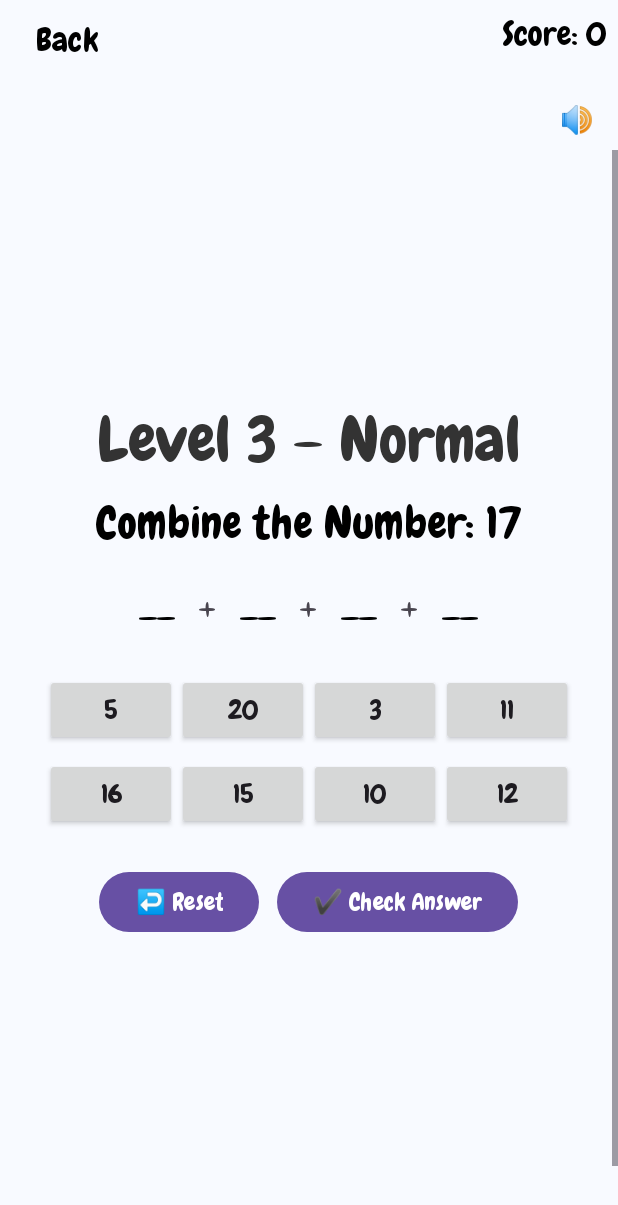
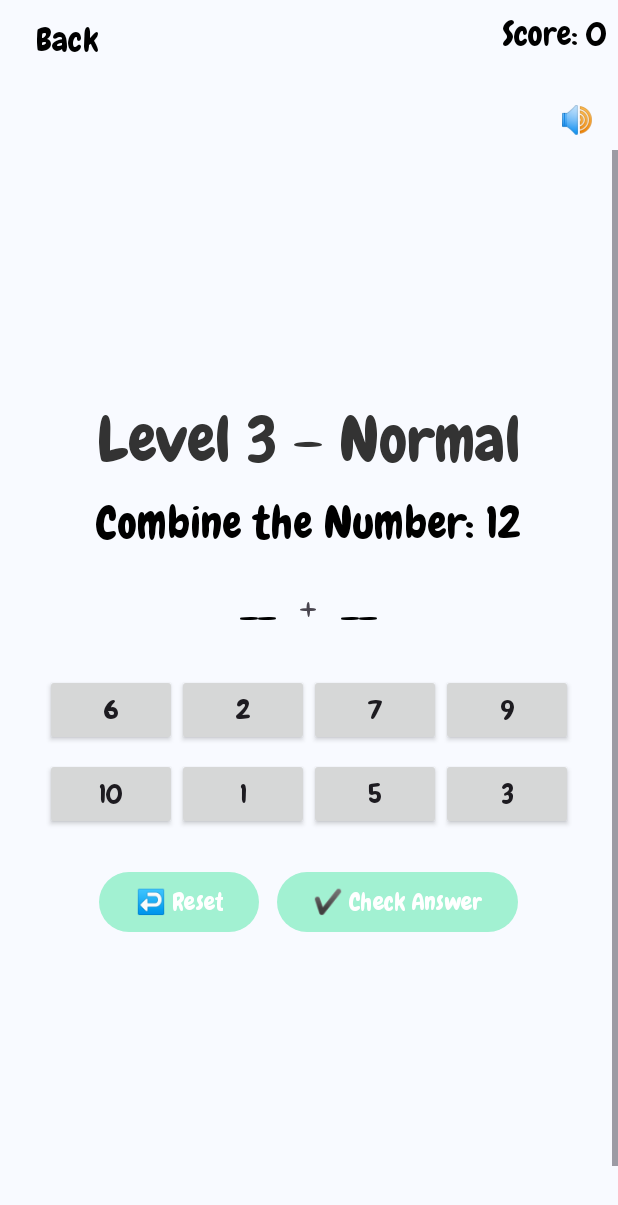
Before and after one commit to LohChiaHeung/MathBuddies, an Android app: the ComposeLevelsActivity screen opened directly, with no data from a screen before it, after a tap on "Level 3 – Normal 🍇", on a phone screen of 412 x 824 dp. Shown: the top 1205 px of the screen. Run offline under Robolectric (Android 15) with nearby library versions, the light colour scheme and no system bars; pictures from the network do not load.

Commit message:
31 March 2025 1.42pm Complete Compose Number Function + Design In Progress

```diff
--- a/app/src/main/AndroidManifest.xml
+++ b/app/src/main/AndroidManifest.xml
@@ -23,6 +23,9 @@
             android:exported="false" />
         <activity
             android:name=".TutorialActivityOrderNumber"
+            android:configChanges="orientation|screenSize"/>
+        <activity
+            android:name=".TutorialActivityComposeNumber"
             android:configChanges="orientation|screenSize"/>
         <activity
             android:name=".CompareNumbersActivity"
--- a/app/src/main/java/my/edu/utar/individualpracticalassignment/ComposeLevelsActivity.java
+++ b/app/src/main/java/my/edu/utar/individualpracticalassignment/ComposeLevelsActivity.java
@@ -16,8 +16,8 @@ public class ComposeLevelsActivity extends BaseActivity {
         // Tutorial Button
         Button btnTutorial = findViewById(R.id.btnTutorial);
         btnTutorial.setOnClickListener(v -> {
-            //Intent intent = new Intent(this, ComposeTutorialActivity.class);
-            //startActivity(intent);
+            Intent intent = new Intent(this, TutorialActivityComposeNumber.class);
+            startActivity(intent);
         });
 
         // Level Buttons
--- a/app/src/main/java/my/edu/utar/individualpracticalassignment/ComposeNumbersActivity.java
+++ b/app/src/main/java/my/edu/utar/individualpracticalassignment/ComposeNumbersActivity.java
@@ -22,6 +22,7 @@ import java.util.Random;
 
 
 
+
 public class ComposeNumbersActivity extends BaseActivity {
 
     TextView txtTargetNumber, txtFeedback, txtLevel;
@@ -35,8 +36,6 @@ public class ComposeNumbersActivity extends BaseActivity {
     int currentLevel = 1;
     int min = 1;
     int max = 10;
-    int targetMin = 2;
-    int targetMax = 10;
     int targetNumber;
     int comboCount;
 
@@ -111,26 +110,27 @@ public class ComposeNumbersActivity extends BaseActivity {
     private void setLevelRange(int level) {
         switch (level) {
             case 1:
-                min = 1; max = 10; targetMin = 2; targetMax = 10; comboCount = 2;
-                txtLevel.setText("Level 1 – Basic");
-                break;
             case 2:
-                min = 1; max = 10; targetMin = 2; targetMax = 10; comboCount = 3;
-                txtLevel.setText("Level 2 – Easy");
-                break;
             case 3:
-                min = 1; max = 20; targetMin = 11; targetMax = 20; comboCount = 4;
-                txtLevel.setText("Level 3 – Normal");
+                min = 1; max = 10; comboCount = 2;
                 break;
             case 4:
-                min = 1; max = 20; targetMin = 11; targetMax = 20; comboCount = 5;
-                txtLevel.setText("Level 4 – Hard");
+                min = 1; max = 20; comboCount = 3;
                 break;
             case 5:
-                min = 1; max = 30; targetMin = 21; targetMax = 30; comboCount = 6;
-                txtLevel.setText("Level 5 – Very Hard");
+                min = 1; max = 30; comboCount = 4;
                 break;
         }
+
+        String levelTitle = "Level " + level;
+        switch (level) {
+            case 1: levelTitle += " – Basic"; break;
+            case 2: levelTitle += " – Easy"; break;
+            case 3: levelTitle += " – Normal"; break;
+            case 4: levelTitle += " – Hard"; break;
+            case 5: levelTitle += " – Very Hard"; break;
+        }
+        txtLevel.setText(levelTitle);
     }
 
     private void generateQuestion() {
@@ -141,7 +141,30 @@ public class ComposeNumbersActivity extends BaseActivity {
         numRow2.removeAllViews();
         numberButtons.clear();
 
-        targetNumber = rand.nextInt(targetMax - targetMin + 1) + targetMin;
+        List<Integer> combo;
+        int tempSum;
+        boolean valid = false;
+
+        do {
+            combo = new ArrayList<>();
+            tempSum = 0;
+            for (int i = 0; i < comboCount; i++) {
+                int num = rand.nextInt(max - min + 1) + min;
+                combo.add(num);
+                tempSum += num;
+            }
+
+            switch (currentLevel) {
+                case 1: valid = (tempSum >= 1 && tempSum <= 5); break;
+                case 2: valid = (tempSum >= 6 && tempSum <= 10); break;
+                case 3: valid = (tempSum >= 11 && tempSum <= 15); break;
+                case 4: valid = (tempSum >= 16 && tempSum <= 20); break;
+                case 5: valid = (tempSum >= 21 && tempSum <= 30); break;
+            }
+
+        } while (!valid);
+
+        targetNumber = tempSum;
         txtTargetNumber.setText("Combine the Number: " + targetNumber);
 
         for (int i = 0; i < comboCount; i++) {
@@ -161,12 +184,16 @@ public class ComposeNumbersActivity extends BaseActivity {
         }
 
         numberPool.clear();
-        for (int i = min; i <= max; i++) {
-            numberPool.add(i);
+        numberPool.addAll(combo);
+        while (numberPool.size() < 8) {
+            int randNum = rand.nextInt(max - min + 1) + min;
+            if (!numberPool.contains(randNum)) {
+                numberPool.add(randNum);
+            }
         }
         Collections.shuffle(numberPool);
 
-        for (int i = 0; i < Math.min(numberPool.size(), 8); i++) {
+        for (int i = 0; i < numberPool.size(); i++) {
             Button btn = new Button(this);
             int value = numberPool.get(i);
             btn.setText(String.valueOf(value));
@@ -193,6 +220,7 @@ public class ComposeNumbersActivity extends BaseActivity {
         }
     }
 
+
     private void resetSelections() {
         selectedValues.clear();
         for (TextView blank : blankSlots) {
@@ -200,7 +228,7 @@ public class ComposeNumbersActivity extends BaseActivity {
         }
         for (Button btn : numberButtons) {
             btn.setEnabled(true);
-            btn.setBackgroundColor(Color.parseColor("#4CAF50"));
+            btn.setBackgroundColor(Color.parseColor("#6200EE"));
         }
         txtFeedback.setText("");
     }
--- a/app/src/main/java/my/edu/utar/individualpracticalassignment/MainActivity.java
+++ b/app/src/main/java/my/edu/utar/individualpracticalassignment/MainActivity.java
@@ -4,7 +4,9 @@ import androidx.appcompat.app.AppCompatActivity;
 import androidx.core.content.res.ResourcesCompat;
 
 import android.content.Intent;
+import android.graphics.Color;
 import android.graphics.Typeface;
+import android.os.Build;
 import android.os.Bundle;
 import android.widget.Button;
 import android.widget.TextView;
@@ -15,6 +17,10 @@ public class MainActivity extends AppCompatActivity {
     protected void onCreate(Bundle savedInstanceState) {
         super.onCreate(savedInstanceState);
         setContentView(R.layout.activity_main);
+
+        if (Build.VERSION.SDK_INT >= Build.VERSION_CODES.LOLLIPOP) {
+            getWindow().setStatusBarColor(Color.parseColor("#693c28")); // Your color
+        }
 
         Button compareButton = findViewById(R.id.compareNumbers);
         Button orderButton = findViewById(R.id.orderNumbers);
--- a/app/src/main/res/layout/activity_compare_levels.xml
+++ b/app/src/main/res/layout/activity_compare_levels.xml
@@ -52,6 +52,7 @@
             <!-- Tutorial -->
             <Button
                 style="@style/ChewyTextStyle"
+                android:textColor="@color/textColor"
                 android:id="@+id/btnTutorial"
                 android:layout_width="match_parent"
                 android:layout_height="wrap_content"
--- a/app/src/main/res/values-night/themes.xml
+++ b/app/src/main/res/values-night/themes.xml
@@ -3,5 +3,6 @@
     <style name="Base.Theme.IndividualPracticalAssignment" parent="Theme.Material3.Light.NoActionBar">
         <!-- Customize your dark theme here. -->
         <!-- <item name="colorPrimary">@color/my_dark_primary</item> -->
+        <item name="colorPrimary">@color/themeColor</item>
     </style>
 </resources>
--- a/app/src/main/res/values/colors.xml
+++ b/app/src/main/res/values/colors.xml
@@ -2,4 +2,6 @@
 <resources>
     <color name="black">#FF000000</color>
     <color name="white">#FFFFFFFF</color>
+    <color name="themeColor">#a2f1d2</color>
+    <color name="textColor">#121212</color>
 </resources>
--- a/app/src/main/res/values/themes.xml
+++ b/app/src/main/res/values/themes.xml
@@ -4,6 +4,7 @@
         <!-- Customize your light theme here. -->
         <item name="android:fontFamily">@font/chewy_font</item>
         <item name="fontFamily">@font/chewy_font</item>
+        <item name="colorPrimary">@color/themeColor</item>
     </style>
 
     <style name="Theme.IndividualPracticalAssignment" parent="Base.Theme.IndividualPracticalAssignment" />
```
Also changed, not shown: app/src/main/java/my/edu/utar/individualpracticalassignment/TutorialActivityComposeNumber.java (added, +62 -0 lines), app/src/main/res/drawable/button_bg.xml (added, +11 -0 lines), app/src/main/res/layout/activity_main.xml (+69 -38 lines), app/src/main/res/layout/activity_tutorial_composenumbers.xml (added, +41 -0 lines), 1 other file.
